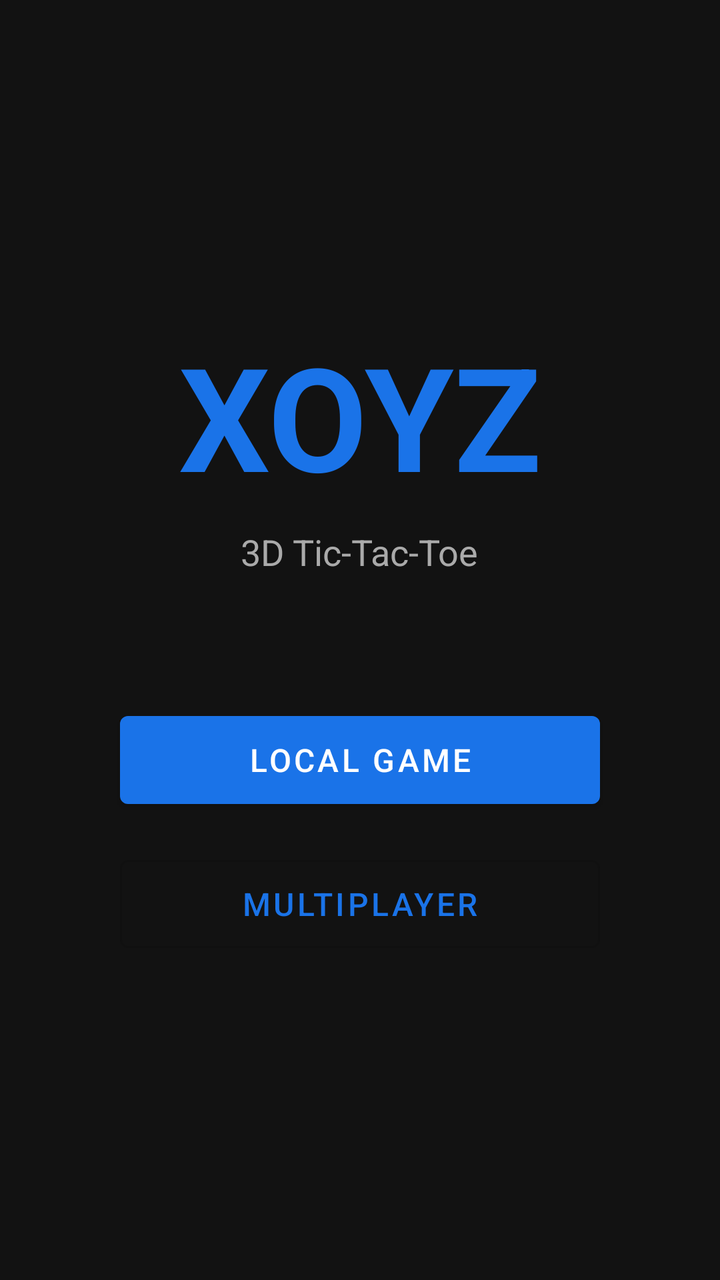
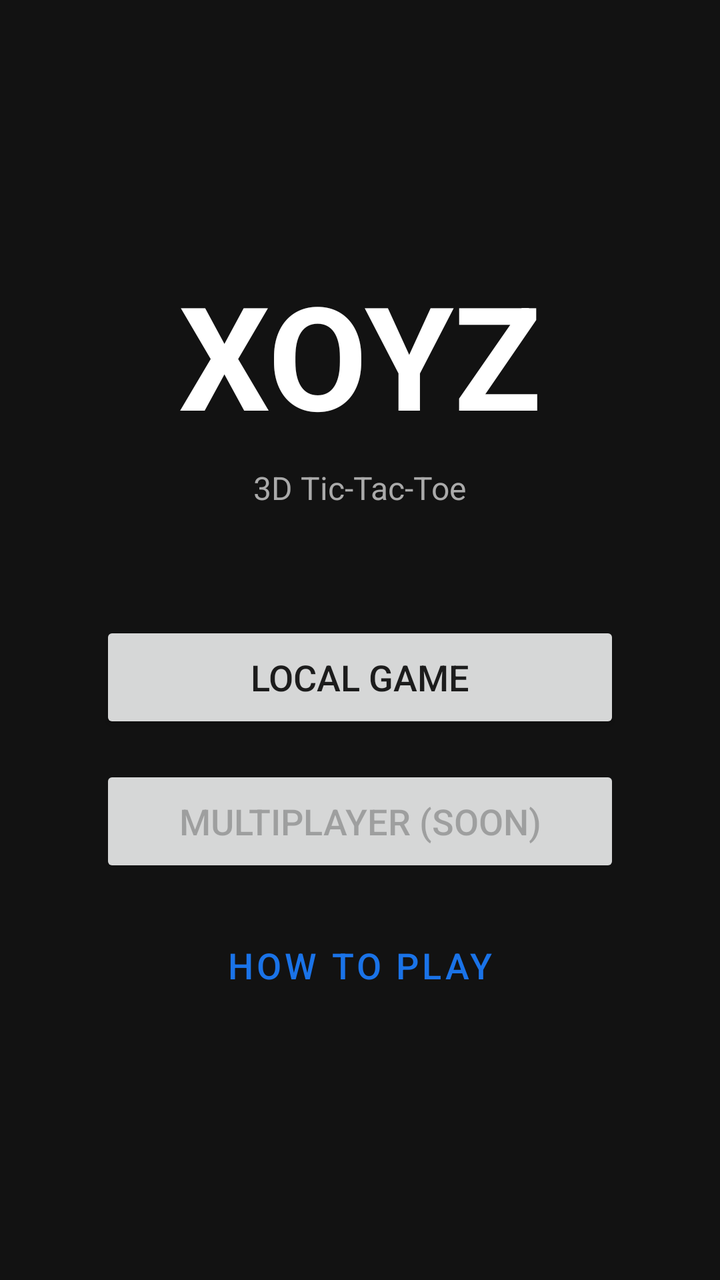

Compare the two renders of this Android layout. The source of the first and the diff that turns it into the second are given below.
<!-- AndroidManifest.xml: application theme Theme.XOYZ -->
<!-- res/layout/activity_main.xml -->
<?xml version="1.0" encoding="utf-8"?>
<LinearLayout
    xmlns:android="http://schemas.android.com/apk/res/android"
    android:layout_width="match_parent"
    android:layout_height="match_parent"
    android:orientation="vertical"
    android:gravity="center"
    android:padding="32dp"
    android:background="@color/background_dark">

    
    <TextView
        android:id="@+id/tv_title"
        android:layout_width="wrap_content"
        android:layout_height="wrap_content"
        android:text="XOYZ"
        android:textSize="72sp"
        android:textStyle="bold"
        android:textColor="@color/player1_primary"
        android:layout_marginBottom="8dp" />

    <TextView
        android:id="@+id/tv_subtitle"
        android:layout_width="wrap_content"
        android:layout_height="wrap_content"
        android:text="3D Tic-Tac-Toe"
        android:textSize="18sp"
        android:textColor="#AAAAAA"
        android:layout_marginBottom="64dp" />

    
    <com.google.android.material.button.MaterialButton
        android:id="@+id/btn_local_game"
        android:layout_width="240dp"
        android:layout_height="56dp"
        android:text="Local Game"
        android:textSize="16sp"
        android:onClick="onLocalGameClicked"
        android:layout_marginBottom="16dp" />

    
    <com.google.android.material.button.MaterialButton
        android:id="@+id/btn_multiplayer"
        android:layout_width="240dp"
        android:layout_height="56dp"
        android:text="Multiplayer"
        android:textSize="16sp"
        style="@style/Widget.MaterialComponents.Button.OutlinedButton"
        android:onClick="onMultiplayerClicked" />

</LinearLayout>
<!-- resources referenced by this layout -->
<resources>
  <color name="background_dark">#121212</color>
  <color name="player1_primary">#1A73E8</color>
  <style name="Theme.XOYZ" parent="Theme.MaterialComponents.DayNight.NoActionBar">
          <item name="colorPrimary">#1A73E8</item>
          <item name="colorPrimaryVariant">#1557B0</item>
          <item name="colorOnPrimary">#FFFFFF</item>
          <item name="colorSecondary">#E53935</item>
          <item name="colorSecondaryVariant">#C62828</item>
          <item name="colorOnSecondary">#FFFFFF</item>
          <item name="android:statusBarColor">?attr/colorPrimaryVariant</item>
      </style>
</resources>

<!-- the commit's change to res/layout/activity_main.xml (unified diff, before → after) -->
@@ -1,51 +1,52 @@
 <?xml version="1.0" encoding="utf-8"?>
-<LinearLayout
-    xmlns:android="http://schemas.android.com/apk/res/android"
-    android:layout_width="match_parent"
-    android:layout_height="match_parent"
-    android:orientation="vertical"
-    android:gravity="center"
-    android:padding="32dp"
-    android:background="@color/background_dark">
-
-    
-    <TextView
-        android:id="@+id/tv_title"
-        android:layout_width="wrap_content"
-        android:layout_height="wrap_content"
-        android:text="XOYZ"
-        android:textSize="72sp"
-        android:textStyle="bold"
-        android:textColor="@color/player1_primary"
-        android:layout_marginBottom="8dp" />
+<LinearLayout xmlns:android="http://schemas.android.com/apk/res/android"
+              android:layout_width="match_parent"
+              android:layout_height="match_parent"
+              android:orientation="vertical"
+              android:gravity="center"
+              android:padding="32dp"
+              android:background="@color/background_dark">
 
     <TextView
-        android:id="@+id/tv_subtitle"
-        android:layout_width="wrap_content"
-        android:layout_height="wrap_content"
-        android:text="3D Tic-Tac-Toe"
-        android:textSize="18sp"
-        android:textColor="#AAAAAA"
-        android:layout_marginBottom="64dp" />
+            android:layout_width="wrap_content"
+            android:layout_height="wrap_content"
+            android:text="XOYZ"
+            android:textSize="72sp"
+            android:textStyle="bold"
+            android:textColor="#FFFFFF"
+            android:layout_marginBottom="8dp" />
 
-    
-    <com.google.android.material.button.MaterialButton
-        android:id="@+id/btn_local_game"
-        android:layout_width="240dp"
-        android:layout_height="56dp"
-        android:text="Local Game"
-        android:textSize="16sp"
-        android:onClick="onLocalGameClicked"
-        android:layout_marginBottom="16dp" />
+    <TextView
+            android:layout_width="wrap_content"
+            android:layout_height="wrap_content"
+            android:text="3D Tic-Tac-Toe"
+            android:textSize="16sp"
+            android:textColor="#AAAAAA"
+            android:layout_marginBottom="56dp" />
 
-    
-    <com.google.android.material.button.MaterialButton
-        android:id="@+id/btn_multiplayer"
-        android:layout_width="240dp"
-        android:layout_height="56dp"
-        android:text="Multiplayer"
-        android:textSize="16sp"
-        style="@style/Widget.MaterialComponents.Button.OutlinedButton"
-        android:onClick="onMultiplayerClicked" />
+    <Button
+            android:id="@+id/btnLocalGame"
+            android:layout_width="260dp"
+            android:layout_height="56dp"
+            android:text="Local Game"
+            android:textSize="18sp"
+            android:layout_marginBottom="16dp" />
+
+    <Button
+            android:id="@+id/btnMultiplayer"
+            android:layout_width="260dp"
+            android:layout_height="56dp"
+            android:text="Multiplayer (Soon)"
+            android:textSize="18sp"
+            android:enabled="false"
+            android:layout_marginBottom="16dp" />
+
+    <Button
+            android:id="@+id/btnRules"
+            style="@style/Widget.MaterialComponents.Button.OutlinedButton"
+            android:layout_width="260dp"
+            android:layout_height="56dp"
+            android:text="How to Play"
+            android:textSize="18sp" />
 
 </LinearLayout>
<!-- resource entries referenced after the edit -->
@@ -1,7 +1,6 @@
 <!-- resources referenced by this layout -->
 <resources>
   <color name="background_dark">#121212</color>
-  <color name="player1_primary">#1A73E8</color>
   <style name="Theme.XOYZ" parent="Theme.MaterialComponents.DayNight.NoActionBar">
           <item name="colorPrimary">#1A73E8</item>
           <item name="colorPrimaryVariant">#1557B0</item>
